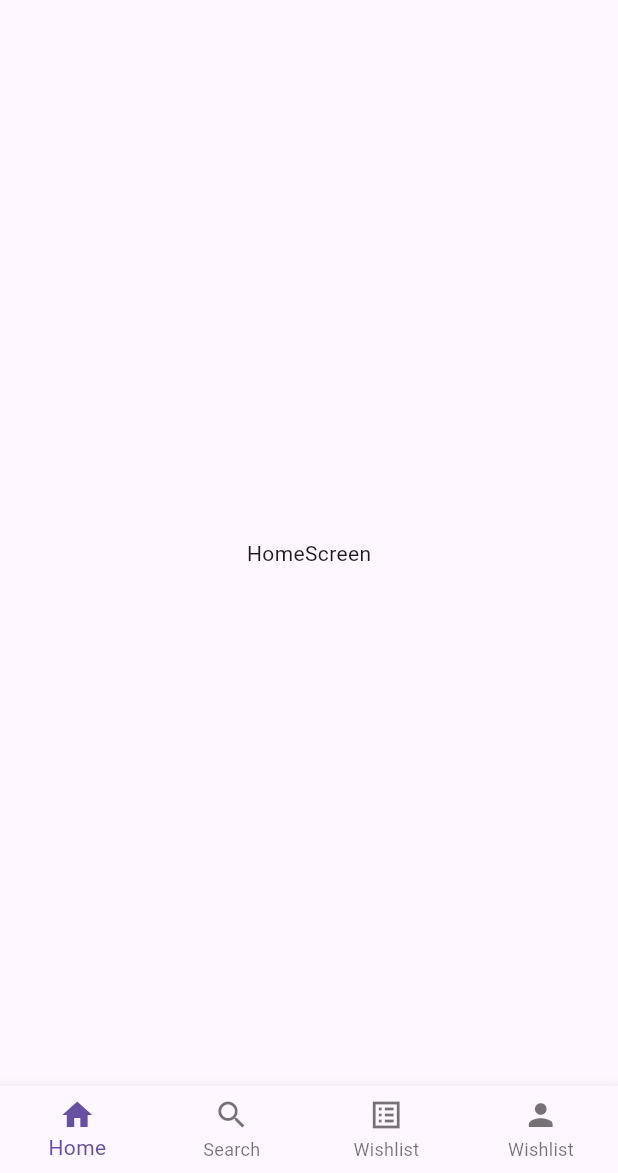
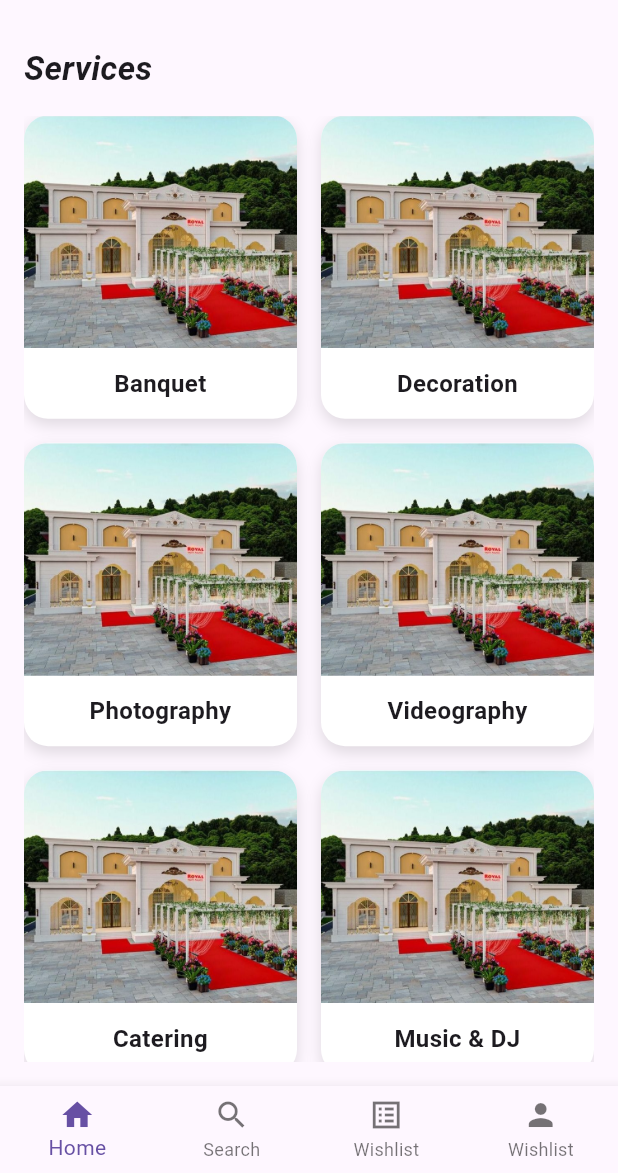
Before and after one commit to sanin751/myevents, a Flutter app: the BottomNavigationScreen screen opened directly, on a phone screen of 412 x 824 dp, the part 63-1236 px from its top. Run offline on Flutter 3.47's test engine with Material 3 defaults, Android fonts, the light colour scheme and no system bars.

Commit message:
updated home screen

```diff
--- a/lib/screens/bottom_screen/home_screen.dart
+++ b/lib/screens/bottom_screen/home_screen.dart
@@ -5,6 +5,90 @@ class HomeScreen extends StatelessWidget {
 
   @override
   Widget build(BuildContext context) {
-    return SafeArea(child: Center(child: Text("HomeScreen")));
+    final services = [
+      {"title": "Banquet", "image": "assets/image/banquet.jpeg"},
+      {"title": "Decoration", "image": "assets/image/banquet.jpeg"},
+      {"title": "Photography", "image": "assets/image/banquet.jpeg"},
+      {"title": "Videography", "image": "assets/image/banquet.jpeg"},
+      {"title": "Catering", "image": "assets/image/banquet.jpeg"},
+      {"title": "Music & DJ", "image": "assets/image/banquet.jpeg"},
+    ];
+
+    return Padding(
+      padding: const EdgeInsets.all(16),
+      child: Column(
+        crossAxisAlignment: CrossAxisAlignment.start,
+        children: [
+          const Text(
+            "Services",
+            style: TextStyle(
+              fontSize: 22,
+              fontWeight: FontWeight.bold,
+              fontStyle: FontStyle.italic,
+            ),
+          ),
+          const SizedBox(height: 16),
+
+          Expanded(
+            child: GridView.builder(
+              itemCount: services.length,
+              gridDelegate: const SliverGridDelegateWithFixedCrossAxisCount(
+                crossAxisCount: 2,
+                mainAxisSpacing: 16,
+                crossAxisSpacing: 16,
+                childAspectRatio: 0.9,
+              ),
+              itemBuilder: (context, index) {
+                final service = services[index];
+
+                return GestureDetector(
+                  onTap: () {},
+                  child: Container(
+                    decoration: BoxDecoration(
+                      color: Colors.white,
+                      borderRadius: BorderRadius.circular(16),
+                      boxShadow: [
+                        BoxShadow(
+                          color: Colors.black12,
+                          blurRadius: 8,
+                          offset: Offset(0, 4),
+                        ),
+                      ],
+                    ),
+                    child: Column(
+                      crossAxisAlignment: CrossAxisAlignment.stretch,
+                      children: [
+                        Expanded(
+                          child: ClipRRect(
+                            borderRadius: const BorderRadius.vertical(
+                              top: Radius.circular(16),
+                            ),
+                            child: Image.asset(
+                              service["image"]!,
+                              fit: BoxFit.cover,
+                            ),
+                          ),
+                        ),
+                        Padding(
+                          padding: const EdgeInsets.all(12),
+                          child: Text(
+                            service["title"]!,
+                            textAlign: TextAlign.center,
+                            style: const TextStyle(
+                              fontSize: 16,
+                              fontWeight: FontWeight.w600,
+                            ),
+                          ),
+                        ),
+                      ],
+                    ),
+                  ),
+                );
+              },
+            ),
+          ),
+        ],
+      ),
+    );
   }
 }
```
Also changed, not shown: assets/image/banquet.jpeg (added).
